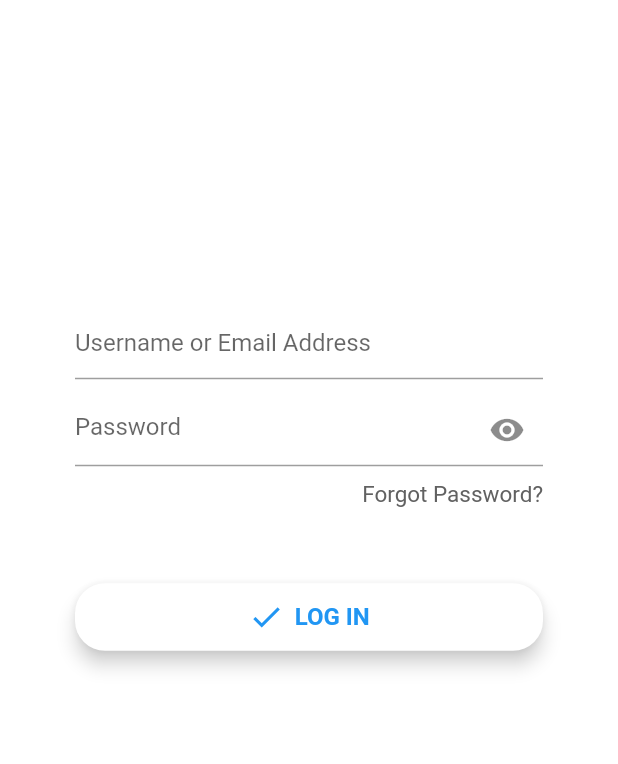
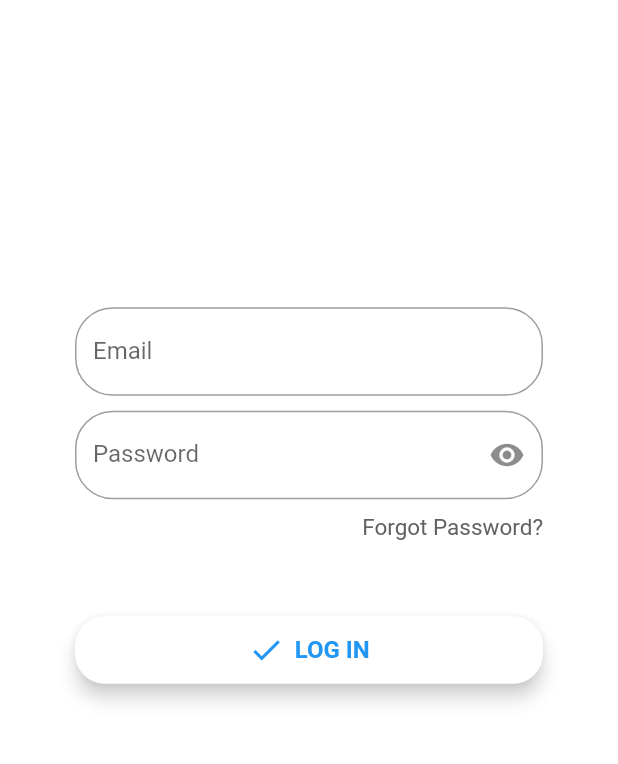
Before and after one commit to kholiqulrasydin/dakota, a Flutter app: the screen it shows after launch, on a phone screen of 412 x 824 dp, the part 225-989 px from its top. Run offline on Flutter 3.47's test engine with Material 2 defaults, Android fonts, the phone set to English and light mode, and no system bars; our stand-ins replace google_fonts, google_maps_flutter, shared_preferences, simple_animations; missing offline and left inert: geocoder; Roboto replaces fonts that are missing (Alatsi, Poppins).

Commit message:
Stability Fix

```diff
--- a/lib/login_page.dart
+++ b/lib/login_page.dart
@@ -95,28 +95,62 @@ class _LoginPageState extends State<LoginPage> {
                   child: Column(
                     mainAxisAlignment: MainAxisAlignment.center,
                     children: <Widget>[
-                      FadeIn(1.4, TextField(
+                      FadeIn(1.4,
+                          TextFormField(
                             controller: _emailController,
-                        decoration: InputDecoration(
-                          hintText: 'Username or Email Address',
-                          contentPadding:
-                          const EdgeInsets.only(top: 12.0, bottom: 12.0),
+                            decoration: new InputDecoration(
+                              labelText: "Email",
+                              fillColor: Colors.white,
+                              border: new OutlineInputBorder(
+                                borderRadius: new BorderRadius.circular(25.0),
+                                borderSide: new BorderSide(
+                                ),
+                              ),
+                              //fillColor: Colors.green
+                            ),
+                            validator: (val) {
+                              if(val.length==0) {
+                                return "Email cannot be empty";
+                              }else{
+                                return null;
+                              }
+                            },
+                            keyboardType: TextInputType.emailAddress,
+                            style: new TextStyle(
+                              fontFamily: "Poppins",
                             ),
                           ),
                       ),
                       SizedBox(
                         height: 10.0,
                       ),
-                      FadeIn(1.6, TextField(
+                      FadeIn(1.4,
+                        TextFormField(
                           controller: _passwordController,
-                        decoration: InputDecoration(
-                          hintText: 'Password',
+                          decoration: new InputDecoration(
+                            labelText: "Password",
+                            fillColor: Colors.white,
                             suffixIcon: IconButton(
                               icon: Icon(Icons.remove_red_eye),
                               onPressed: _viewPassword,
                             ),
-                          contentPadding:
-                          const EdgeInsets.only(top: 12.0, bottom: 12.0),
+                            border: new OutlineInputBorder(
+                              borderRadius: new BorderRadius.circular(25.0),
+                              borderSide: new BorderSide(
+                              ),
+                            ),
+                            //fillColor: Colors.green
+                          ),
+                          validator: (val) {
+                            if(val.length==0) {
+                              return "Password Tidak Boleh Kosong";
+                            }else{
+                              return null;
+                            }
+                          },
+                          keyboardType: TextInputType.emailAddress,
+                          style: new TextStyle(
+                            fontFamily: "Poppins",
                           ),
                           obscureText: _obscureText,
                         ),
```
Lines whose indentation alone changed are shown as unchanged.
